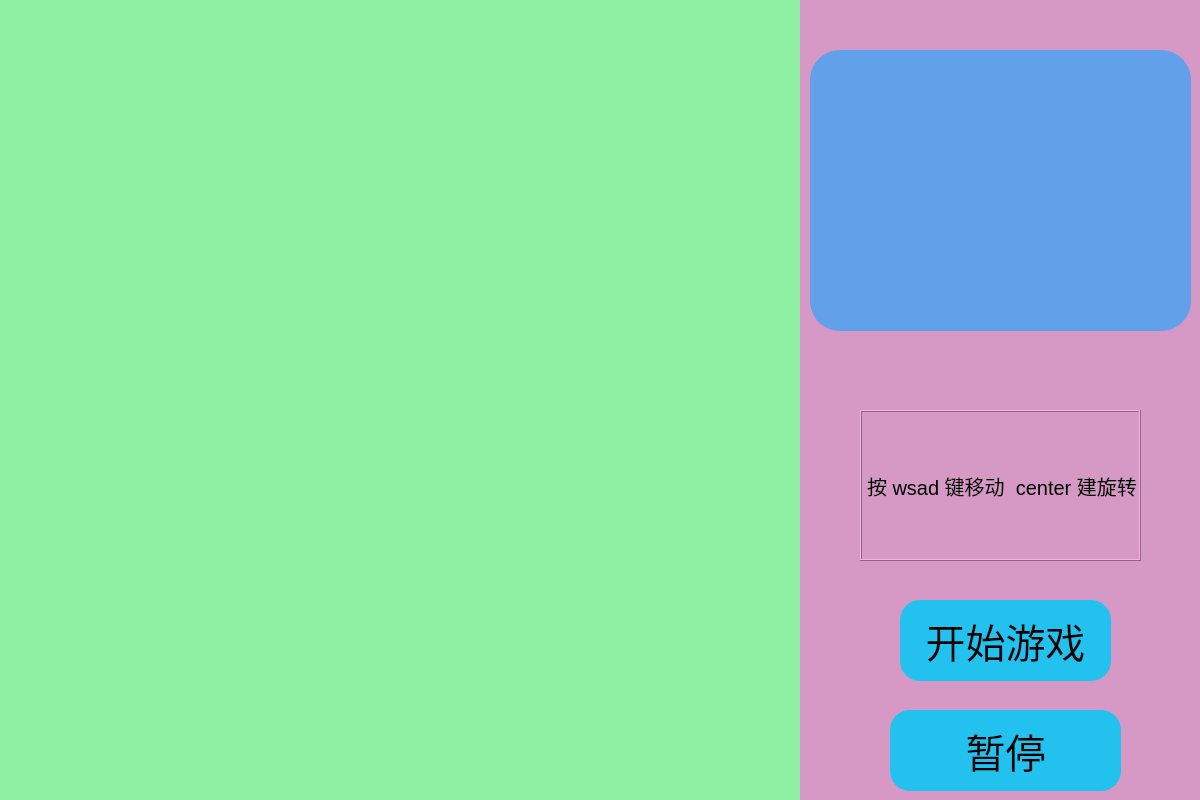
Above: QTproject/private/eluosifangkuai/Tetris.ui from yuri2078/yuri before the change. Below: the same form after it.
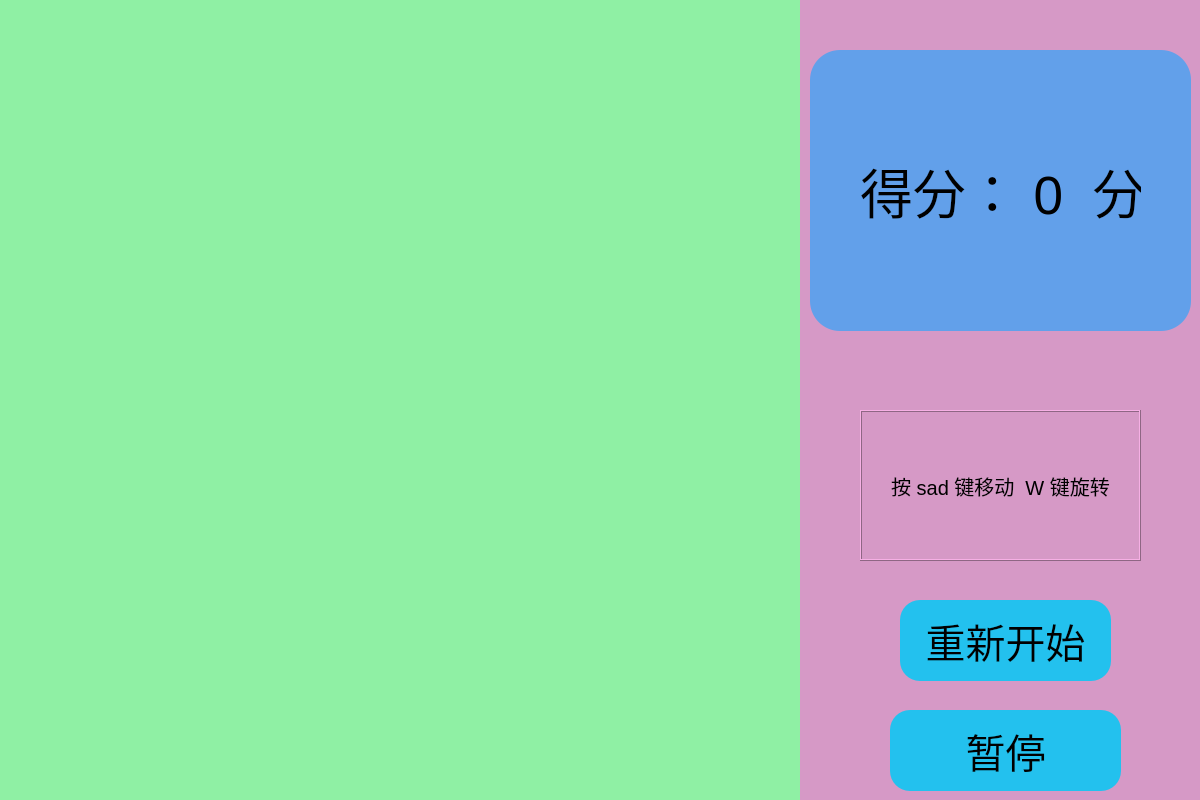
That is the form after the change.

The edit to the form file:
```diff
--- a/QTproject/private/eluosifangkuai/Tetris.ui
+++ b/QTproject/private/eluosifangkuai/Tetris.ui
@@ -69,7 +69,7 @@
 }</string>
    </property>
    <property name="text">
-    <string>开始游戏</string>
+    <string>重新开始</string>
    </property>
   </widget>
   <widget class="QPushButton" name="stop_button">
@@ -133,6 +133,24 @@
     <string notr="true">background-color: rgb(98, 160, 234);
 border-radius: 30px;</string>
    </property>
+   <widget class="QLabel" name="score_label">
+    <property name="geometry">
+     <rect>
+      <x>50</x>
+      <y>90</y>
+      <width>281</width>
+      <height>101</height>
+     </rect>
+    </property>
+    <property name="font">
+     <font>
+      <pointsize>40</pointsize>
+     </font>
+    </property>
+    <property name="text">
+     <string>得分： 0  分</string>
+    </property>
+   </widget>
   </widget>
   <widget class="QLabel" name="tips_label">
    <property name="geometry">
@@ -155,7 +173,10 @@
     <enum>QFrame::Raised</enum>
    </property>
    <property name="text">
-    <string>按 wsad 键移动  center 建旋转</string>
+    <string>按 sad 键移动  W 键旋转</string>
+   </property>
+   <property name="alignment">
+    <set>Qt::AlignCenter</set>
    </property>
   </widget>
  </widget>
```
